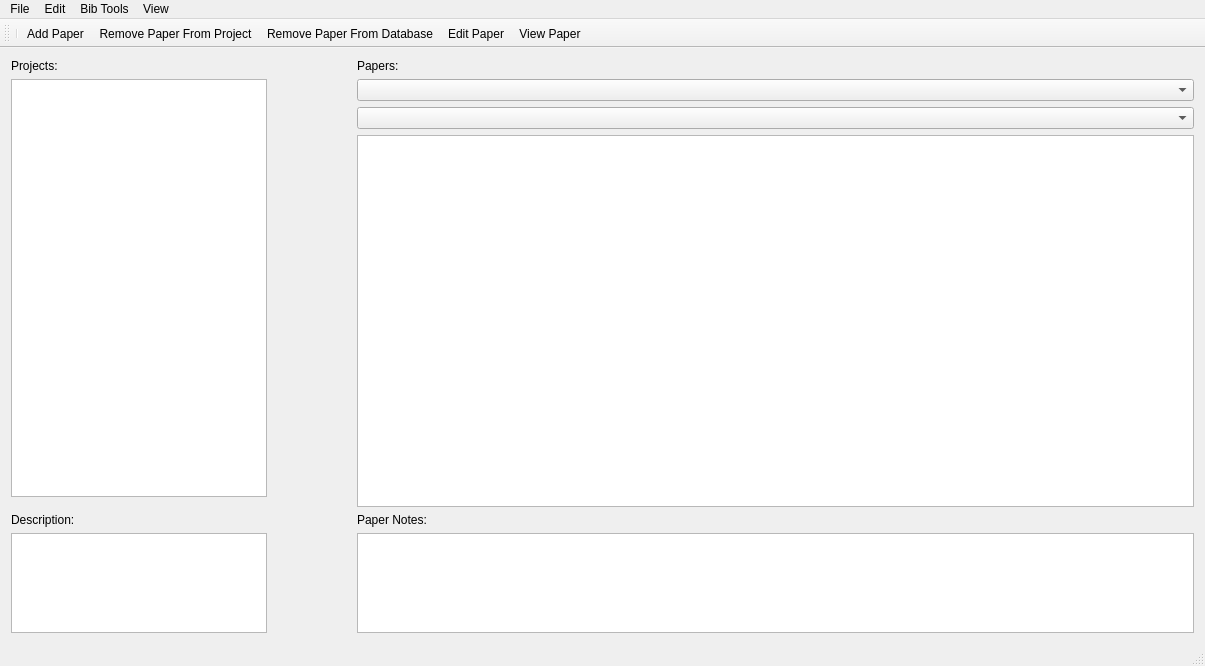
Above: mainwindow.ui from chemicalcraig/qpaper before the change. Below: the same form after it.
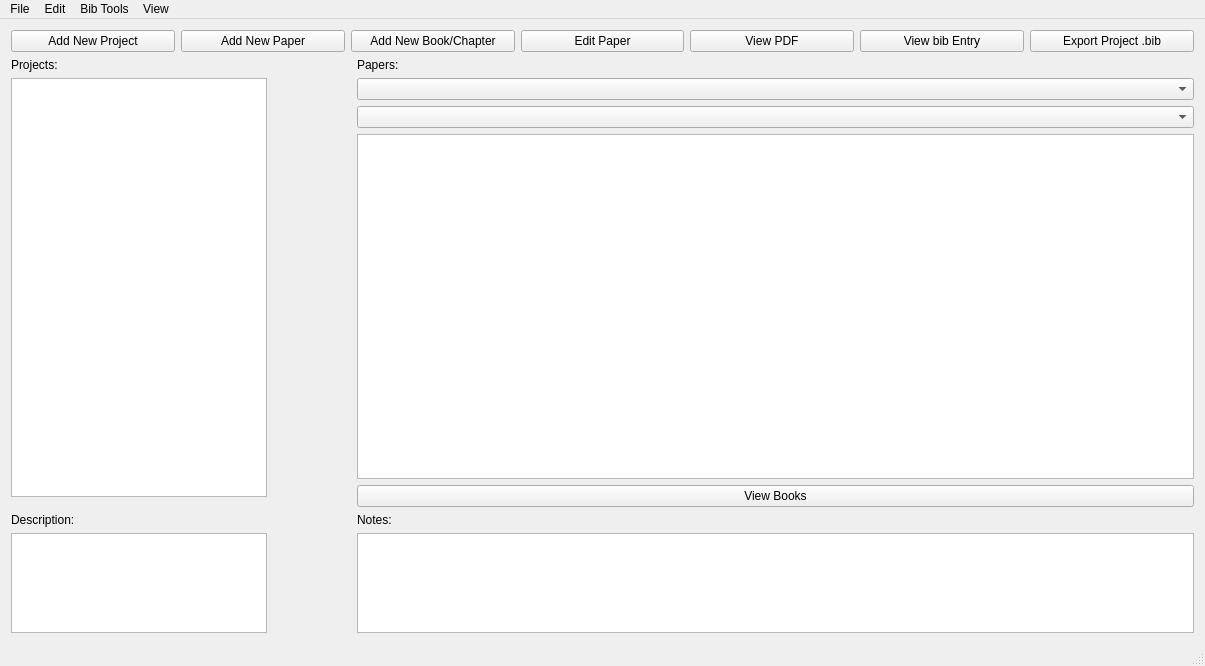
That is the form after the change.

```diff
--- a/mainwindow.ui
+++ b/mainwindow.ui
@@ -20,8 +20,61 @@
      <verstretch>0</verstretch>
     </sizepolicy>
    </property>
-   <layout class="QVBoxLayout" name="verticalLayout_3">
-    <item>
+   <layout class="QGridLayout" name="gridLayout_2">
+    <item row="0" column="0">
+     <layout class="QHBoxLayout" name="horizontalLayout_2">
+      <item>
+       <widget class="QPushButton" name="pushButton_newproject">
+        <property name="text">
+         <string>Add New Project</string>
+        </property>
+       </widget>
+      </item>
+      <item>
+       <widget class="QPushButton" name="pushButton_newpaper">
+        <property name="text">
+         <string>Add New Paper</string>
+        </property>
+       </widget>
+      </item>
+      <item>
+       <widget class="QPushButton" name="pushButton_book">
+        <property name="text">
+         <string>Add New Book/Chapter</string>
+        </property>
+       </widget>
+      </item>
+      <item>
+       <widget class="QPushButton" name="pushButton_editpaper">
+        <property name="text">
+         <string>Edit Paper</string>
+        </property>
+       </widget>
+      </item>
+      <item>
+       <widget class="QPushButton" name="pushButton_viewpdf">
+        <property name="text">
+         <string>View PDF</string>
+        </property>
+       </widget>
+      </item>
+      <item>
+       <widget class="QPushButton" name="pushButton_bibentry">
+        <property name="text">
+         <string>View bib Entry</string>
+        </property>
+       </widget>
+      </item>
+      <item>
+       <widget class="QPushButton" name="pushButton_exportprojectbib">
+        <property name="text">
+         <string>Export Project .bib</string>
+        </property>
+       </widget>
+      </item>
+     </layout>
+    </item>
+    <item row="1" column="0">
      <layout class="QHBoxLayout" name="horizontalLayout">
       <item>
        <layout class="QVBoxLayout" name="verticalLayout">
@@ -109,10 +162,24 @@
         <item row="1" column="0">
          <widget class="QComboBox" name="comboBox_allpapers"/>
         </item>
+        <item row="5" column="0">
+         <widget class="QPushButton" name="pushButton_switch">
+          <property name="text">
+           <string>View Books</string>
+          </property>
+         </widget>
+        </item>
+        <item row="6" column="0">
+         <widget class="QLabel" name="label">
+          <property name="text">
+           <string>Notes:</string>
+          </property>
+         </widget>
+        </item>
         <item row="4" column="0">
          <widget class="QTableView" name="tableView_papers"/>
         </item>
-        <item row="6" column="0">
+        <item row="7" column="0">
          <widget class="QTextEdit" name="textEdit_paperNotes">
           <property name="maximumSize">
            <size>
@@ -132,13 +199,6 @@
           </property>
          </widget>
         </item>
-        <item row="5" column="0">
-         <widget class="QLabel" name="label">
-          <property name="text">
-           <string>Paper Notes:</string>
-          </property>
-         </widget>
-        </item>
        </layout>
       </item>
      </layout>
@@ -213,20 +273,6 @@
    <addaction name="menuBib_Tools"/>
    <addaction name="menuView"/>
   </widget>
-  <widget class="QToolBar" name="mainToolBar">
-   <attribute name="toolBarArea">
-    <enum>TopToolBarArea</enum>
-   </attribute>
-   <attribute name="toolBarBreak">
-    <bool>false</bool>
-   </attribute>
-   <addaction name="separator"/>
-   <addaction name="actionAdd_Paper"/>
-   <addaction name="actionRemove_Paper_From_Project"/>
-   <addaction name="actionRemove_Paper_From_Database"/>
-   <addaction name="actionEdit_Paper"/>
-   <addaction name="actionView_Paper"/>
-  </widget>
   <widget class="QStatusBar" name="statusBar"/>
   <action name="actionCurrent_project">
    <property name="text">
```
